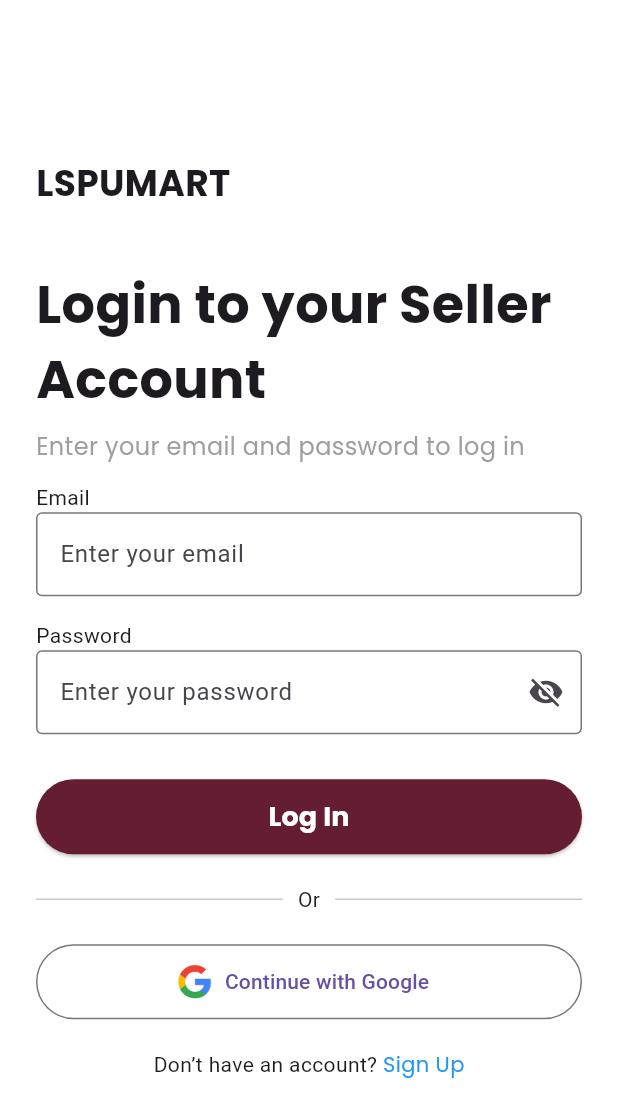
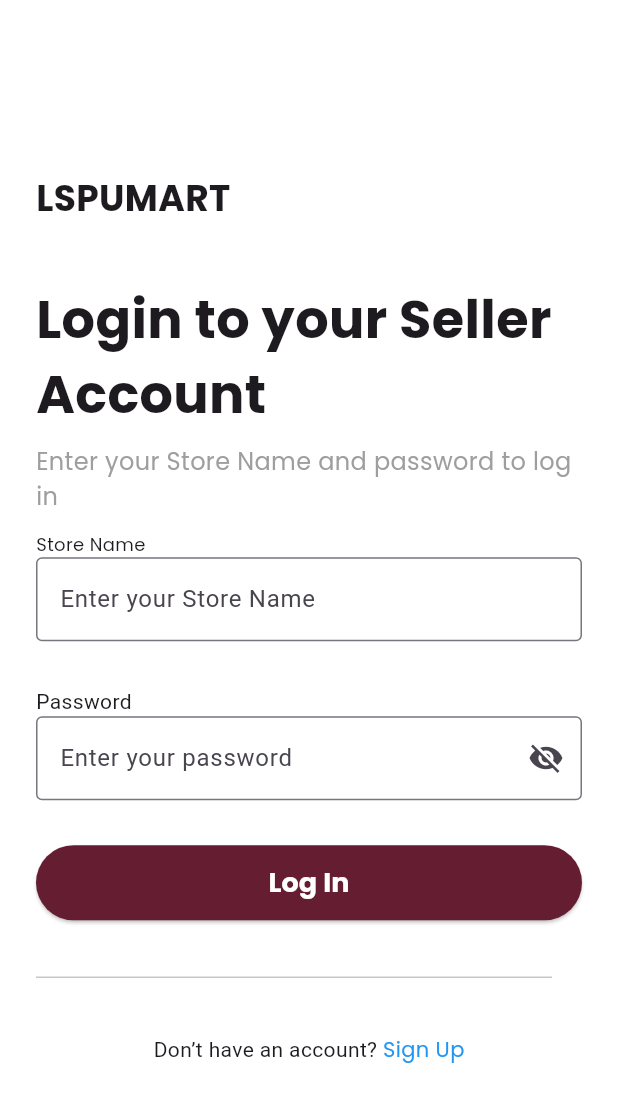
Before and after one commit to umali928/Project, a Flutter app: the SellerLoginScreen screen opened directly, on a phone screen of 412 x 824 dp. Shown: the top 1117 px of the screen. Run offline on Flutter 3.47's test engine with Material 3 defaults, Android fonts, the phone set to English and light mode, and no system bars; our stand-ins replace cloud_firestore, firebase_auth, firebase_core, google_fonts, image_picker, lucide_icons and 1 more; accounts and stored records are empty.

Commit message:
edit some inputs

```diff
--- a/lib/SellerLogin.dart
+++ b/lib/SellerLogin.dart
@@ -45,18 +45,18 @@ class SellerLoginScreen extends StatelessWidget {
                     ),
                     const SizedBox(height: 8),
                     Text(
-                      'Enter your email and password to log in',
+                      'Enter your Store Name and password to log in',
                       style: GoogleFonts.poppins(fontSize: 16, color: Colors.grey),
                     ),
                     const SizedBox(height: 12),
-                    const Text('Email'),
+                     Text('Store Name', style: GoogleFonts.poppins(fontSize: 12),),
                     TextFormField(
                       decoration: const InputDecoration(
-                        hintText: 'Enter your email',
+                        hintText: 'Enter your Store Name',
                         border: OutlineInputBorder(),
                       ),
                     ),
-                    const SizedBox(height: 16),
+                    const SizedBox(height: 30),
                     const Text('Password'),
                     PasswordField(),
                     const SizedBox(height: 30),
@@ -78,27 +78,16 @@ class SellerLoginScreen extends StatelessWidget {
                             fontWeight: FontWeight.bold,
                           )),
                     ),
-                    const SizedBox(height: 20),
+                    const SizedBox(height: 30),
                     const Row(
                       children: [
                         Expanded(child: Divider()),
                         Padding(
                           padding: EdgeInsets.symmetric(horizontal: 10),
-                          child: Text('Or'),
                         ),
-                        Expanded(child: Divider()),
                       ],
                     ),
-                    const SizedBox(height: 20),
-                    OutlinedButton.icon(
-                      onPressed: () {},
-                      icon: Image.asset('assets/googleicon.png', height: 24),
-                      label: const Text('Continue with Google'),
-                      style: OutlinedButton.styleFrom(
-                        minimumSize: const Size(double.infinity, 50),
-                      ),
-                    ),
-                    const SizedBox(height: 20),
+                    const SizedBox(height: 30),
                     Center(
                       child: Row(
                         mainAxisAlignment: MainAxisAlignment.center,
--- a/lib/sellerRegister.dart
+++ b/lib/sellerRegister.dart
@@ -69,9 +69,7 @@ class _SellerRegistrationScreenState extends State<SellerRegistrationScreen> {
                   const SizedBox(height: 8.0),
                   Text('Create an account to continue!', style: GoogleFonts.poppins(color: Colors.grey, fontSize: 14.0)),
                   const SizedBox(height: 24.0),
-                  _buildTextField('Full Name', 'Input full name', icon: Icons.person_outline),
                   _buildTextField('Store Name', 'Input store name', icon: Icons.store_outlined),
-                  _buildTextField('Email', 'Input email', icon: Icons.email_outlined),
                   _buildTextField('Address', 'Input address', icon: Icons.location_on_outlined),
                   _buildPhoneField(),
                   _buildPasswordField(),
```
